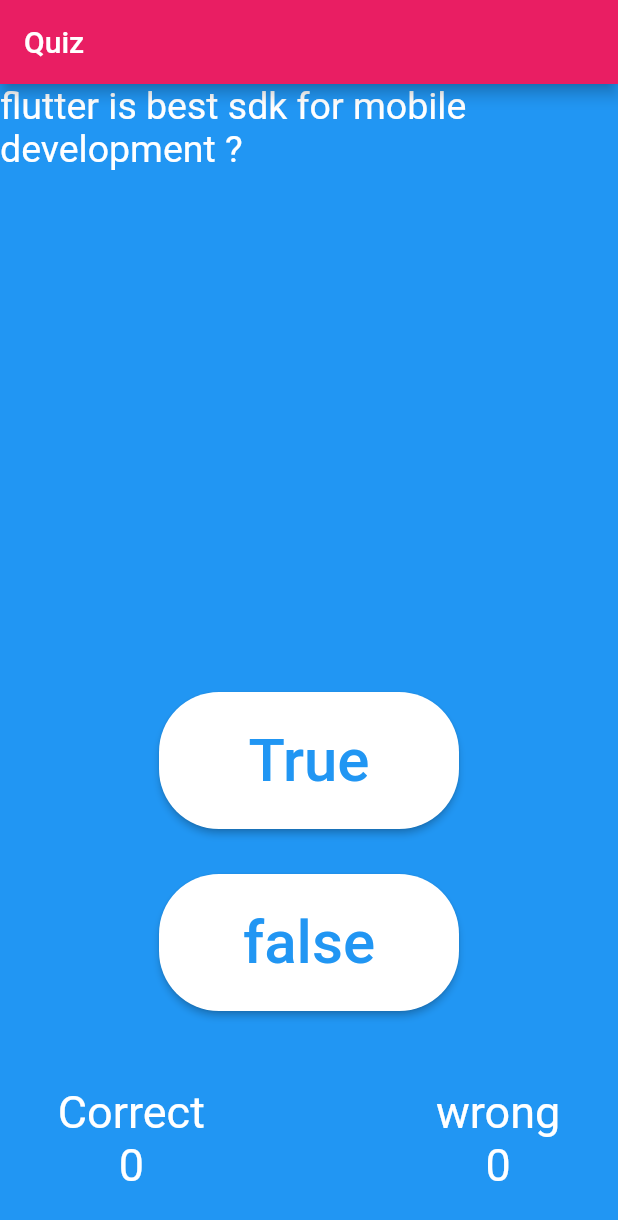
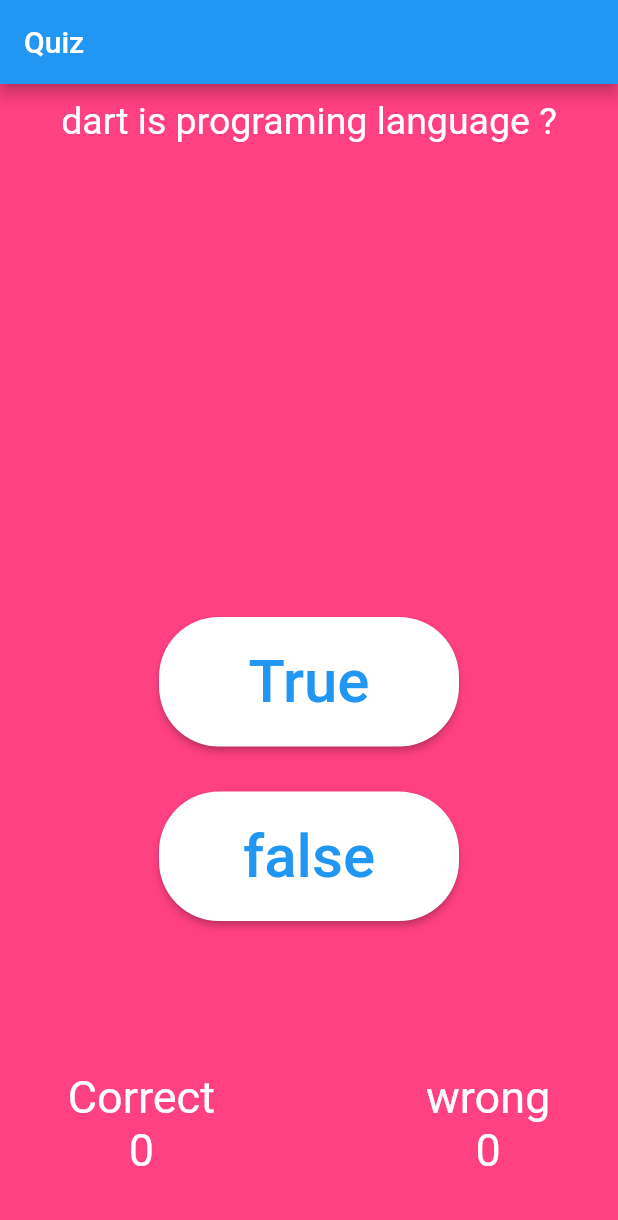
Before and after one commit to alaa-shahin/quiz-app, a Flutter app: the screen it shows after launch, on a phone screen of 412 x 824 dp. Shown: the top 1220 px of the screen. Run offline on Flutter 3.47's test engine with Material 2 defaults, Android fonts, the phone set to English and light mode, and no system bars.

Commit message:
randomize the questions

```diff
--- a/lib/main.dart
+++ b/lib/main.dart
@@ -12,11 +12,12 @@ class MyApp extends StatelessWidget {
   @override
   Widget build(BuildContext context) {
     return MaterialApp(
+      debugShowCheckedModeBanner: false,
       home: Scaffold(
-        backgroundColor: Colors.blue,
+        backgroundColor: Colors.pinkAccent,
         appBar: AppBar(
           title: Text("Quiz"),
-          backgroundColor: Colors.pink,
+          backgroundColor: Colors.blue,
         ),
         body: HomePage(),
       ),
@@ -38,7 +39,7 @@ class _HomePageState extends State<HomePage> {
     Question(text: "android studio is not IDE ?", answer: false),
     Question(text: "flutter is Framework ?", answer: true),
     Question(text: "xamarin is Framework ?", answer: true),
-  ];
+  ]..shuffle();
   int currentQuestion = 0;
   int score = 0;
   int correctCounter = 0;
@@ -97,7 +98,9 @@ class _HomePageState extends State<HomePage> {
 
   @override
   Widget build(BuildContext context) {
-    return Column(
+    return Container(
+      padding: EdgeInsets.all(10),
+      child: Column(
         mainAxisAlignment: MainAxisAlignment.spaceAround,
         children: <Widget>[
           Expanded(
@@ -107,9 +110,9 @@ class _HomePageState extends State<HomePage> {
               style: TextStyle(fontSize: 25, color: Colors.white),
             ),
           ),
-        SizedBox(
-          height: 40,
-        ),
+          // SizedBox(
+          //   height: 30,
+          // ),
           Expanded(
             flex: 1,
             child: ButtonTheme(
@@ -156,7 +159,7 @@ class _HomePageState extends State<HomePage> {
             ),
           ),
           SizedBox(
-          height: 50,
+            height: 100,
           ),
           Row(
             crossAxisAlignment: CrossAxisAlignment.start,
@@ -195,6 +198,7 @@ class _HomePageState extends State<HomePage> {
             ],
           ),
         ],
+      ),
     );
   }
 }
```
Lines whose indentation alone changed are shown as unchanged.
